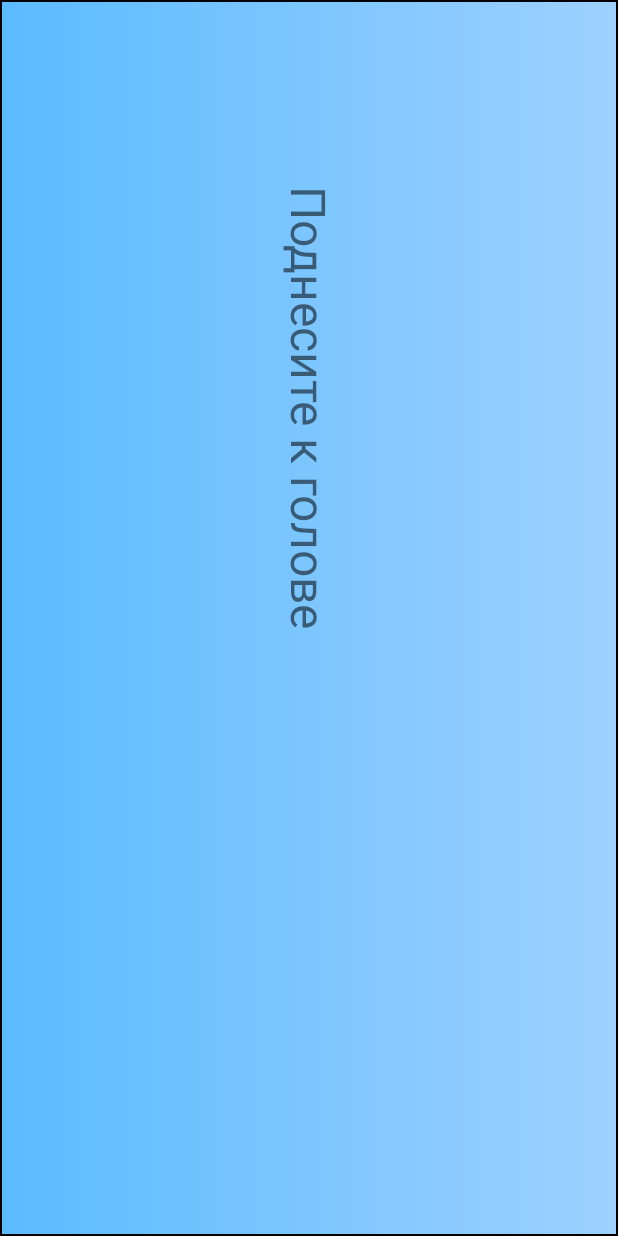
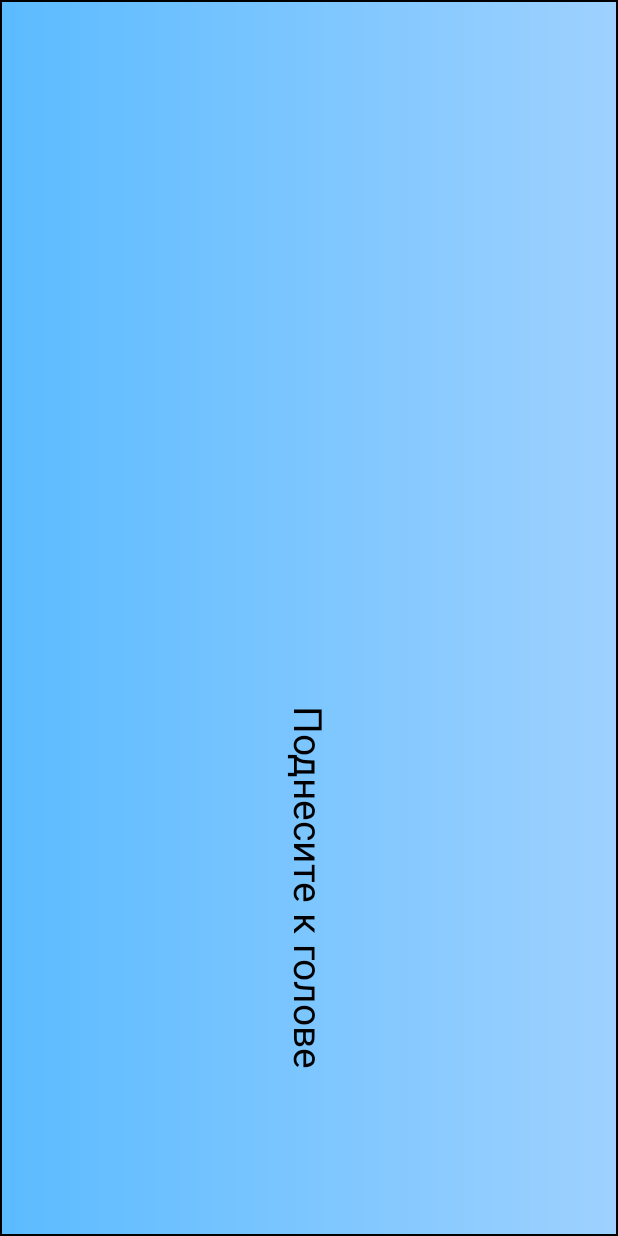
Before and after one commit to sofiqq/headsapp, an Android app: the screen it shows after launch (MainActivity), after a tap on "Играть!", on a phone screen of 412 x 824 dp. Run offline under Robolectric (Android 15) with nearby library versions, the phone set to English and light mode, and no system bars; our stand-ins replace Firebase (no records; nobody signed in at launch, a user with empty details on screens opened directly); 2 statements that could not run were skipped; 1 other tap on this screen came first.

Commit message:
pre 1.0 commit

```diff
--- a/HeadsApp/app/build.gradle
+++ b/HeadsApp/app/build.gradle
@@ -29,6 +29,7 @@ dependencies {
     compile 'com.readystatesoftware.sqliteasset:sqliteassethelper:+'
     compile 'com.google.firebase:firebase-database:9.2.0'
     compile 'com.google.firebase:firebase-core:9.2.0'
+    compile 'com.squareup.picasso:picasso:2.5.2'
     compile 'com.github.bumptech.glide:glide:4.0.0-RC1'
     compile 'com.android.support:cardview-v7:25.3.1'
     testCompile 'junit:junit:4.12'
--- a/HeadsApp/app/src/main/AndroidManifest.xml
+++ b/HeadsApp/app/src/main/AndroidManifest.xml
@@ -21,7 +21,6 @@
                 <category android:name="android.intent.category.LAUNCHER" />
             </intent-filter>
         </activity>
-        <activity android:name=".LoadActivity"></activity>
     </application>
 
 </manifest>
--- a/HeadsApp/app/src/main/java/com/example/n17r/headsapp/Fragments/GameFragment.java
+++ b/HeadsApp/app/src/main/java/com/example/n17r/headsapp/Fragments/GameFragment.java
@@ -8,6 +8,7 @@ import android.content.Context;
 import android.content.pm.PackageManager;
 import android.content.res.AssetFileDescriptor;
 import android.content.res.AssetManager;
+import android.graphics.Point;
 import android.hardware.Sensor;
 import android.hardware.SensorEvent;
 import android.hardware.SensorEventListener;
@@ -22,15 +23,17 @@ import android.os.CountDownTimer;
 import android.support.annotation.Nullable;
 import android.support.v4.app.ActivityCompat;
 import android.util.Log;
+import android.view.Display;
 import android.view.LayoutInflater;
-import android.view.SurfaceView;
 import android.view.View;
 import android.view.ViewGroup;
+import android.widget.FrameLayout;
 import android.widget.ImageView;
 import android.widget.LinearLayout;
 import android.widget.TextView;
 import android.widget.Toast;
 
+import com.bumptech.glide.Glide;
 import com.example.n17r.headsapp.MainActivity;
 import com.example.n17r.headsapp.R;
 import com.example.n17r.headsapp.models.AllWords;
@@ -49,7 +52,7 @@ public class GameFragment extends Fragment implements SensorEventListener {
 
     private boolean gameStart;
 
-    private int id;
+    private int id = 0;
     private int level;
     private int start = 0;
     private int startTimer = 0;
@@ -63,11 +66,12 @@ public class GameFragment extends Fragment implements SensorEventListener {
 
     private TextView gameDo;
     private TextView gameTimer;
-    private ImageView image;
+    private ImageView image, load;
 
     private SensorManager mSensorManager;
     private Sensor mOrientation;
 
+    private FrameLayout frameLayout;
     private LinearLayout linearLayout;
 
     private SoundPool mSoundPool;
@@ -85,16 +89,21 @@ public class GameFragment extends Fragment implements SensorEventListener {
         mSensorManager = (SensorManager) getActivity().getSystemService(Context.SENSOR_SERVICE);
         mOrientation = mSensorManager.getDefaultSensor(Sensor.TYPE_ORIENTATION);
         gameTimer = (TextView) rootView.findViewById(R.id.game_timer);
+        frameLayout = (FrameLayout) rootView.findViewById(R.id.fl);
         linearLayout = (LinearLayout) rootView.findViewById(R.id.ll);
         image = (ImageView) rootView.findViewById(R.id.image);
+        load = (ImageView) rootView.findViewById(R.id.load);
+
+
+        Display display = getActivity().getWindowManager().getDefaultDisplay();
+        Point size = new Point();
+        display.getSize(size);
+        image.getLayoutParams().width = size.x;
 
         gameStart = false;
-        id = 0;
-                if (android.os.Build.VERSION.SDK_INT < Build.VERSION_CODES.LOLLIPOP) {
-            // Для устройств до Android 5
+        if (android.os.Build.VERSION.SDK_INT < Build.VERSION_CODES.LOLLIPOP) {
             createOldSoundPool();
         } else {
-            // Для новых устройств
             createNewSoundPool();
         }
         mAssetManager = getActivity().getAssets();
@@ -107,7 +116,6 @@ public class GameFragment extends Fragment implements SensorEventListener {
 
         Bundle bundle = getArguments();
         level = bundle.getInt("level");
-        Log.v("level", level + "");
         if (level == 1) {
             words = MainActivity.getBase(2);
         }
@@ -117,6 +125,9 @@ public class GameFragment extends Fragment implements SensorEventListener {
             questions.add(i);
         }
         Collections.shuffle(questions);
+        Glide.with(getActivity())
+                .load(words.get(questions.get(id)).getPicture())
+                .into(image);
         return rootView;
     }
 
@@ -136,7 +147,7 @@ public class GameFragment extends Fragment implements SensorEventListener {
     @Override
     public void onSensorChanged(SensorEvent event) {
         if (event.values[2] > 70) {
-            linearLayout.setBackgroundDrawable(getResources().getDrawable(R.drawable.gradient));
+            frameLayout.setBackgroundDrawable(getResources().getDrawable(R.drawable.gradient));
             if (startTimer == 0) {
                 startTimer = 1;
                 CountDownTimer timer = new CountDownTimer(3 * 1000, 900) {
@@ -146,9 +157,14 @@ public class GameFragment extends Fragment implements SensorEventListener {
                         gameDo.setText((millisUntilFinished + 200) / 1000 + "");
                     }
 
-                    //askar loh
                     @Override
                     public void onFinish() {
+                        LinearLayout.LayoutParams params = new LinearLayout.LayoutParams(
+                                LinearLayout.LayoutParams.MATCH_PARENT,
+                                LinearLayout.LayoutParams.MATCH_PARENT
+                        );
+
+                        image.setVisibility(View.VISIBLE);
                         gameStart = true;
                         gameTimer.setVisibility(View.VISIBLE);
                         if (id == words.size()) {
@@ -156,12 +172,17 @@ public class GameFragment extends Fragment implements SensorEventListener {
                             gameDo.setText("Вы угадали все слова");
                         } else {
                             gameDo.setText(words.get(questions.get(id)).getName());
+                            Glide.with(getActivity())
+                                    .load(words.get(questions.get(id)).getPicture())
+                                    .into(image);
+                            if (questions.size() != id + 1)
+                                Glide.with(getActivity())
+                                        .load(words.get(questions.get(id + 1)).getPicture())
+                                        .into(load);
                             id++;
                         }
-                        //VIDEO RECORDER
-                        Log.e("HERE", "SOUND Go");
                         playSound(startSound);
-                        CountDownTimer timerGame = new CountDownTimer(10 * 1000, 1000) {
+                        CountDownTimer timerGame = new CountDownTimer(60 * 1000, 1000) {
                             @Override
                             public void onTick(long millisUntilFinished) {
                                 gameTimer.setText("Осталось " + millisUntilFinished / 1000 + " сек.");
@@ -172,7 +193,6 @@ public class GameFragment extends Fragment implements SensorEventListener {
                             public void onFinish() {
                                 if (start == 1 && gameFinished == 0) {
                                     ansStr.add(words.get(questions.get(id - 1)).getName());
-                                    Log.e("hello", "hello");
                                     ansBoolean.add(0);
                                 }
                                 FragmentManager fragmentManager = getFragmentManager();
@@ -196,15 +216,23 @@ public class GameFragment extends Fragment implements SensorEventListener {
                     if (id == words.size()) {
                         gameFinished++;
                         gameDo.setText("Вы угадали все слова");
+                        image.setVisibility(View.GONE);
+                        gameTimer.setVisibility(View.INVISIBLE);
                     } else {
                         gameDo.setText(words.get(questions.get(id)).getName());
+                        Glide.with(getActivity())
+                                .load(words.get(questions.get(id)).getPicture())
+                                .into(image);
+                        if (questions.size() != id + 1)
+                            Glide.with(getActivity())
+                                    .load(words.get(questions.get(id + 1)).getPicture())
+                                    .into(load);
                         id++;
                     }
                 }
             }
             start = 1;
         }
-        //Log.d("ANGLE", event.values[0] + " " + event.values[1] + " " + event.values[2]);
         if (start == 1 && gameStart == true) {
             if (Math.abs(event.values[2]) < 50 && Math.abs(event.values[1]) > 140) {
                 String ansStringTrue = gameDo.getText().toString();
@@ -215,7 +243,7 @@ public class GameFragment extends Fragment implements SensorEventListener {
                     ansBoolean.add(1);
                     playSound(trueSound);
                     gameDo.setText("Правильно");
-                    linearLayout.setBackgroundDrawable(getResources().getDrawable(R.drawable.gradient_true));
+                    frameLayout.setBackgroundDrawable(getResources().getDrawable(R.drawable.gradient_true));
                     start = 0;
                     answer = 1;
                 }
@@ -227,7 +255,7 @@ public class GameFragment extends Fragment implements SensorEventListener {
                     ansStr.add(ansStringFalse);
                     ansBoolean.add(0);
                     playSound(falseSound);
-                    linearLayout.setBackgroundDrawable(getResources().getDrawable(R.drawable.gradient_false));
+                    frameLayout.setBackgroundDrawable(getResources().getDrawable(R.drawable.gradient_false));
                     gameDo.setText("Пасс");
                     start = 0;
                     answer = 1;
@@ -246,10 +274,12 @@ public class GameFragment extends Fragment implements SensorEventListener {
                 .setAudioAttributes(attributes)
                 .build();
     }
+
     @SuppressWarnings("deprecation")
     private void createOldSoundPool() {
         mSoundPool = new SoundPool(3, AudioManager.STREAM_MUSIC, 0);
     }
+
     private int loadSound(String fileName) {
         AssetFileDescriptor afd;
         try {
@@ -262,6 +292,7 @@ public class GameFragment extends Fragment implements SensorEventListener {
         }
         return mSoundPool.load(afd, 1);
     }
+
     private int playSound(int sound) {
         if (sound > 0) {
             mStreamID = mSoundPool.play(sound, 1, 1, 1, 0, 1);
@@ -278,19 +309,13 @@ public class GameFragment extends Fragment implements SensorEventListener {
         if (ActivityCompat.checkSelfPermission(getActivity(), Manifest.permission.CAMERA) !=
                 PackageManager.PERMISSION_GRANTED) {
 
-            // Should we show an explanation?
             if (ActivityCompat.shouldShowRequestPermissionRationale(getActivity(), Manifest.permission.CAMERA)) {
                 return false;
             }
 
-            // No explanation needed, we can request the permission.
-
             ActivityCompat.requestPermissions(getActivity(), new String[]{android.Manifest.permission.CAMERA},
                     1);
             return false;
-            // MY_PERMISSIONS_REQUEST is an
-            // app-defined int constant. The callback method gets the
-            // result of the request.
         }
         return true;
     }
@@ -299,19 +324,13 @@ public class GameFragment extends Fragment implements SensorEventListener {
         if (ActivityCompat.checkSelfPermission(getActivity(), Manifest.permission.RECORD_AUDIO) !=
                 PackageManager.PERMISSION_GRANTED) {
 
-            // Should we show an explanation?
             if (ActivityCompat.shouldShowRequestPermissionRationale(getActivity(), Manifest.permission.RECORD_AUDIO)) {
                 return false;
             }
 
-            // No explanation needed, we can request the permission.
-
             ActivityCompat.requestPermissions(getActivity(), new String[]{Manifest.permission.RECORD_AUDIO},
                     1);
             return false;
-            // MY_PERMISSIONS_REQUEST is an
-            // app-defined int constant. The callback method gets the
-            // result of the request.
         }
         return true;
     }
@@ -325,28 +344,11 @@ public class GameFragment extends Fragment implements SensorEventListener {
                 return false;
             }
 
-            // No explanation needed, we can request the permission.
-
             ActivityCompat.requestPermissions(getActivity(), new String[]{Manifest.permission.WRITE_EXTERNAL_STORAGE},
                     1);
             return false;
-            // MY_PERMISSIONS_REQUEST is an
-            // app-defined int constant. The callback method gets the
-            // result of the request.
         }
         return true;
     }
 
-    public void stopCamera() {
-        try {
-            recorder.prepare();
-            recorder.stop();
-            recorder.reset();
-
-            recorder.release();
-        } catch (IOException e) {
-            e.printStackTrace();
-        }
-    }
-
 }
--- /dev/null
+++ b/HeadsApp/app/src/main/java/com/example/n17r/headsapp/Fragments/LoadFragment.java
@@ -0,0 +1,29 @@
+package com.example.n17r.headsapp.Fragments;
+
+import android.os.Bundle;
+import android.os.CountDownTimer;
+import android.support.annotation.Nullable;
+import android.support.v4.app.Fragment;
+import android.view.LayoutInflater;
+import android.view.View;
+import android.view.ViewGroup;
+
+import com.example.n17r.headsapp.R;
+
+/**
+ * Created by sofiq on 8/11/17.
+ */
+
+public class LoadFragment extends android.app.Fragment {
+    @Nullable
+    @Override
+    public View onCreateView(LayoutInflater inflater, @Nullable ViewGroup container, @Nullable Bundle savedInstanceState) {
+
+        View view = inflater.inflate(R.layout.fragment_load, container, false);
+
+
+
+        return view;
+
+    }
+}
--- a/HeadsApp/app/src/main/java/com/example/n17r/headsapp/MainActivity.java
+++ b/HeadsApp/app/src/main/java/com/example/n17r/headsapp/MainActivity.java
@@ -1,41 +1,27 @@
 package com.example.n17r.headsapp;
 
 import android.Manifest;
-import android.content.Context;
-import android.database.sqlite.SQLiteDatabase;
-import android.hardware.SensorManager;
-
 import android.app.FragmentManager;
+import android.os.CountDownTimer;
 import android.support.v4.content.ContextCompat;
 import android.support.v7.app.AppCompatActivity;
 import android.os.Bundle;
-import android.util.Log;
 import android.view.WindowManager;
-
 import com.example.n17r.headsapp.Fragments.LevelFragment;
+import com.example.n17r.headsapp.Fragments.LoadFragment;
 import com.example.n17r.headsapp.models.AllWords;
 import com.google.firebase.database.DataSnapshot;
 import com.google.firebase.database.DatabaseError;
 import com.google.firebase.database.DatabaseReference;
 import com.google.firebase.database.FirebaseDatabase;
 import com.google.firebase.database.ValueEventListener;
-
-import java.io.FileOutputStream;
-import java.io.IOException;
-import java.io.InputStream;
-import java.io.OutputStream;
 import java.util.ArrayList;
 
 public class MainActivity extends AppCompatActivity {
 
-    public static final String DBCHECK = "DBCHECK";
-
     public static ArrayList<String> level = new ArrayList<>();
     private static ArrayList<AllWords> allWords = new ArrayList<>();
 
-    //private DataBaseHelper dbHelper;
-    private SQLiteDatabase database;
-    public SensorManager mSensorManager;
     @Override
     protected void onCreate(Bundle savedInstanceState) {
         super.onCreate(savedInstanceState);
@@ -52,21 +38,18 @@ public class MainActivity extends AppCompatActivity {
         final FirebaseDatabase database = FirebaseDatabase.getInstance();
         DatabaseReference reference = database.getReference("Data");
         reference.keepSynced(true);
-        Log.e("getKey", "kakdela");
         reference.addValueEventListener(new ValueEventListener() {
             @Override
             public void onDataChange(DataSnapshot dataSnapshot) {
-                Log.e("getKey", "kakdela3");
                 for (DataSnapshot ds : dataSnapshot.getChildren()) {
-                    Log.e("getKey", "kakdela2");
                     for (DataSnapshot dss : ds.getChildren()) {
                         level.add(ds.getKey());
-                        Log.e("getKey", ds.getKey());
                         AllWords word = dss.getValue(AllWords.class);
                         allWords.add(word);
                     }
 
                 }
+                //LoadImage();
             }
 
             @Override
@@ -78,30 +61,37 @@ public class MainActivity extends AppCompatActivity {
         getSupportActionBar().hide();
         getWindow().setFlags(WindowManager.LayoutParams.FLAG_FULLSCREEN,
                 WindowManager.LayoutParams.FLAG_FULLSCREEN);
-        LevelFragment fragment = new LevelFragment();
-        FragmentManager fragmentManager = getFragmentManager();
-        fragmentManager.beginTransaction()
-                .replace(R.id.container, fragment)
+
+
+        LoadFragment loadFragment = new LoadFragment();
+        FragmentManager fm = getFragmentManager();
+        fm.beginTransaction()
+                .replace(R.id.container, loadFragment)
                 .commit();
 
+        CountDownTimer timer = new CountDownTimer(7000, 1000) {
+            @Override
+            public void onTick(long millisUntilFinished) {
 
             }
 
             @Override
-    public void onBackPressed() {
+            public void onFinish() {
                 LevelFragment fragment = new LevelFragment();
                 FragmentManager fragmentManager = getFragmentManager();
                 fragmentManager.beginTransaction()
                         .replace(R.id.container, fragment)
                         .commit();
             }
-//    asdasdasdas
-//    dasas
+        }.start();
+
+
+    }
+
     public static ArrayList<AllWords> getBase(int intLevel) {
         intLevel--;
         ArrayList<String> levels = new ArrayList<>();
         ArrayList<AllWords> base = new ArrayList<>();
-        Log.e("tag", intLevel + "");
         levels.add(level.get(0));
         for (int i = 1; i < level.size(); i++)
             if (level.get(i) != level.get(i - 1))
@@ -111,4 +101,9 @@ public class MainActivity extends AppCompatActivity {
                 base.add(allWords.get(i));
         return base;
     }
+
+    @Override
+    public void onBackPressed() {
+        finish();
     }
+}
--- a/HeadsApp/app/src/main/res/layout/activity_main.xml
+++ b/HeadsApp/app/src/main/res/layout/activity_main.xml
@@ -10,4 +10,8 @@
         android:layout_width="match_parent"
         android:layout_height="match_parent"
         android:orientation="vertical" />
+    <ImageView
+        android:layout_width="match_parent"
+        android:layout_height="match_parent"
+        android:id="@+id/iv_load"/>
 </LinearLayout>
--- a/HeadsApp/app/src/main/res/layout/fragment_game.xml
+++ b/HeadsApp/app/src/main/res/layout/fragment_game.xml
@@ -1,40 +1,59 @@
 <?xml version="1.0" encoding="utf-8"?>
-<LinearLayout xmlns:android="http://schemas.android.com/apk/res/android"
-    android:orientation="vertical" android:layout_width="match_parent"
+<FrameLayout xmlns:android="http://schemas.android.com/apk/res/android"
+    android:id="@+id/fl"
+    android:layout_width="match_parent"
     android:layout_height="match_parent"
-    android:weightSum="1"
-    android:id="@+id/ll"
-    android:background="@drawable/gradient">
+    android:background="@drawable/gradient"
+    android:weightSum="1">
+
+    <FrameLayout
+        android:layout_width="match_parent"
+        android:layout_height="match_parent">
+
         <ImageView
-        android:layout_width="500dp"
-        android:layout_height="match_parent"
             android:id="@+id/image"
+            android:layout_width="200dp"
+            android:layout_height="200dp"
+            android:layout_marginTop="20dp"
+            android:rotation="90"
             android:visibility="gone">
 
         </ImageView>
+
+        <LinearLayout
+            android:id="@+id/ll"
+            android:layout_width="match_parent"
+            android:layout_height="400dp"
+            android:layout_gravity="bottom"
+            android:orientation="vertical">
 
             <TextView
                 android:id="@+id/game_do"
                 android:layout_width="wrap_content"
                 android:layout_height="wrap_content"
+                android:layout_gravity="center"
+                android:layout_marginTop="150dp"
                 android:rotation="90"
                 android:text="@string/game_do"
-        android:textSize="32sp"
-        android:layout_gravity="center"
-        android:layout_marginTop="250dp"/>
+                android:textColor="@color/black"
+                android:textSize="26sp" />
 
             <TextView
                 android:id="@+id/game_timer"
                 android:layout_width="wrap_content"
                 android:layout_height="wrap_content"
+                android:layout_gravity="center"
+                android:layout_marginRight="80dp"
                 android:rotation="90"
-        android:layout_marginRight="80dp"
-        android:visibility="invisible"
+                android:textColor="@color/black"
                 android:textSize="22sp"
-        android:layout_gravity="center"
-        />
-
-
-
+                android:visibility="invisible" />
 
         </LinearLayout>
+    </FrameLayout>
+    <ImageView
+        android:layout_width="100dp"
+        android:visibility="invisible"
+        android:layout_height="100dp"
+        android:id="@+id/load"/>
+</FrameLayout>
--- a/HeadsApp/app/src/main/res/values/styles.xml
+++ b/HeadsApp/app/src/main/res/values/styles.xml
@@ -5,7 +5,7 @@
         <!-- Customize your theme here. -->
         <item name="colorPrimary">@color/colorPrimary</item>
         <item name="colorPrimaryDark">@color/colorPrimaryDark</item>
-        <item name="colorAccent">@color/colorAccent</item>
+        <item name="colorAccent">@color/gameColor</item>
     </style>
 
 </resources>
```
Also changed, not shown: HeadsApp/app/src/main/java/com/example/n17r/headsapp/LoadActivity.java (deleted, +0 -16 lines), HeadsApp/app/src/main/res/layout/activity_load.xml (deleted, +0 -9 lines), HeadsApp/app/src/main/res/layout/fragment_load.xml (added, +13 -0 lines). Lines whose indentation alone changed are shown as unchanged.
